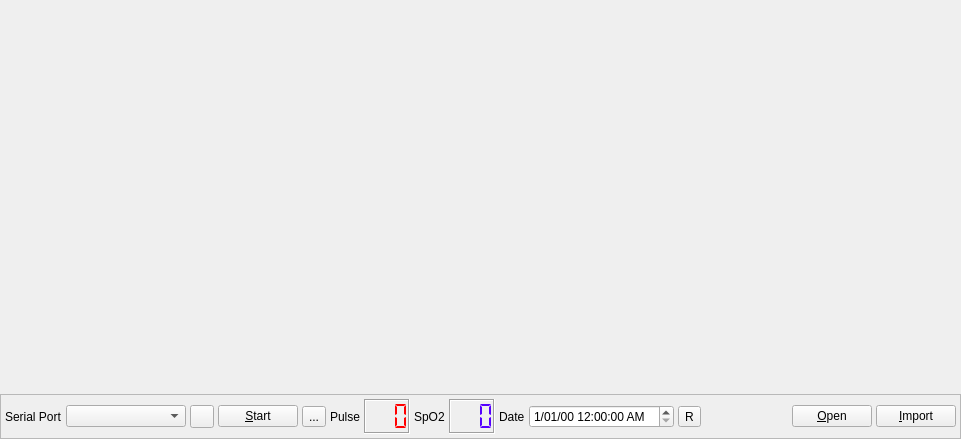
Above: oximetry.ui from sbonaime/sleepyhead-code. before the change. Below: the same form after it.
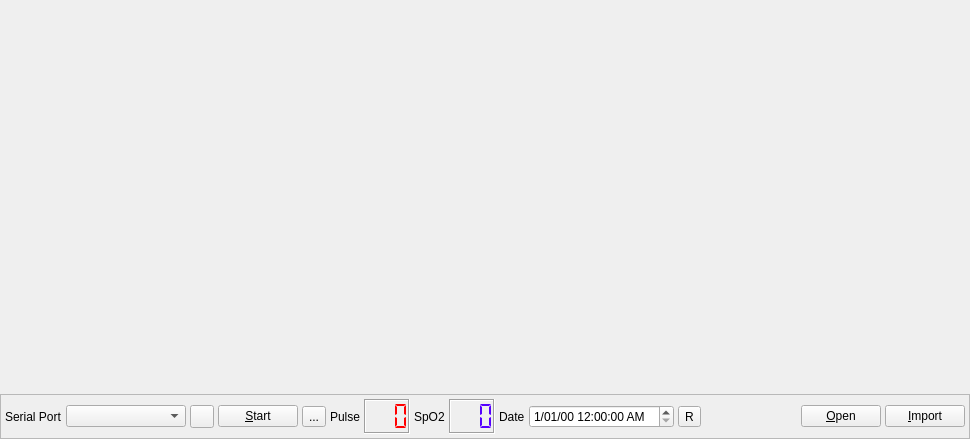
That is the form after the change. Icons and pictures are not drawn.

Commit message: Edge fix in overview range selection

```diff
--- a/oximetry.ui
+++ b/oximetry.ui
@@ -6,7 +6,7 @@
    <rect>
     <x>0</x>
     <y>0</y>
-    <width>961</width>
+    <width>970</width>
     <height>439</height>
    </rect>
   </property>
```
Left out of the diff: 6 changed lines with no effect on the pictures. The commit also changes 1 other file.
